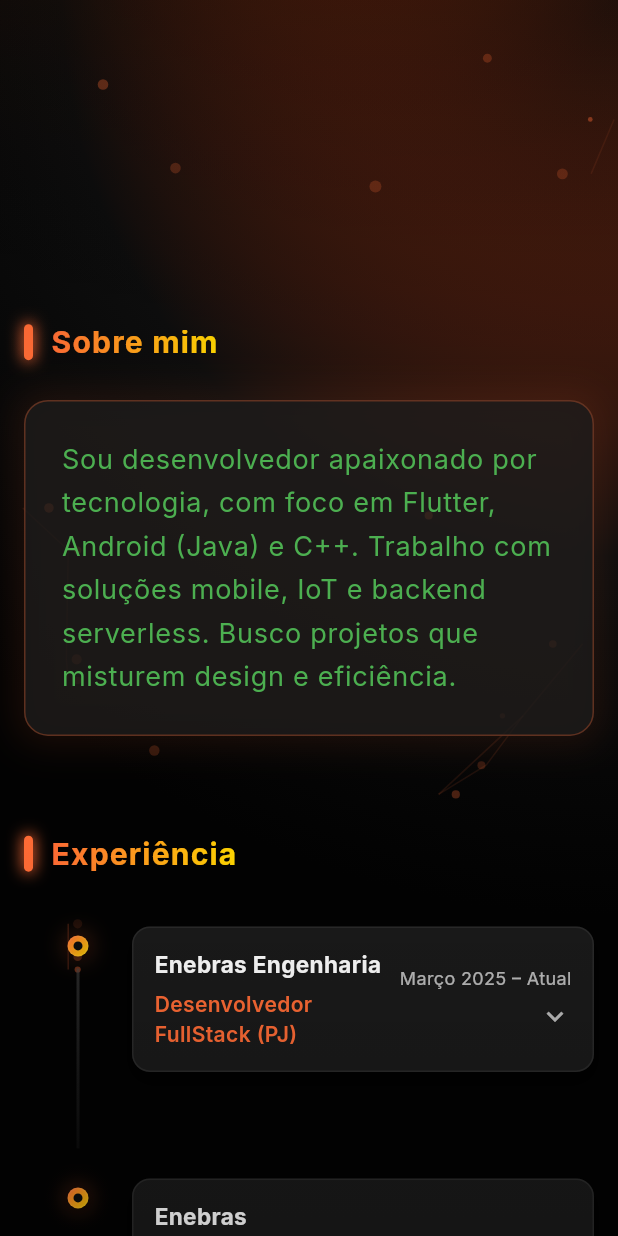
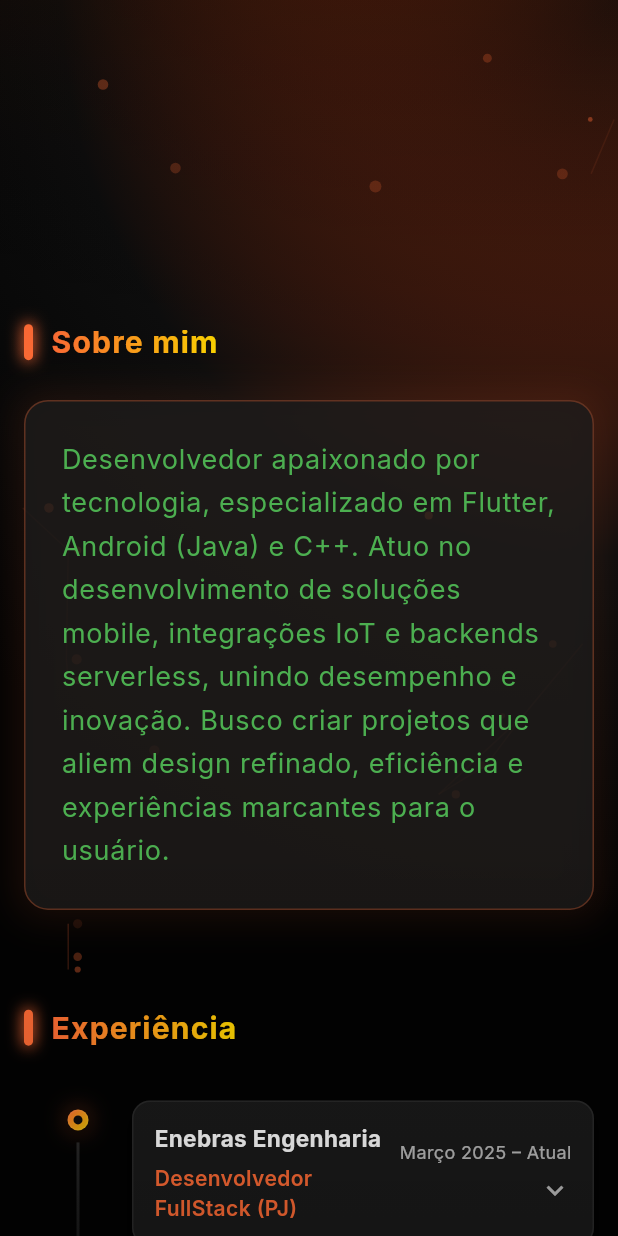
Before and after one commit to DEV-W-NK/skyforge-of-the-crownless, a Flutter app: the screen it shows after launch, scrolled down 576 dp, on a phone screen of 412 x 824 dp. Run offline on Flutter 3.47's test engine with Material 3 defaults, Android fonts, the phone set to English and light mode, and no system bars; our stand-ins replace animated_text_kit, google_fonts, visibility_detector.

Commit message:
adição de escolaridade

```diff
--- a/lib/Pages/home_page.dart
+++ b/lib/Pages/home_page.dart
@@ -94,7 +94,8 @@ class _HomePageState extends State<HomePage> with TickerProviderStateMixin {
 
   void _initializeParticles() {
     final random = math.Random();
-    _particles = List.generate(20, (index) { // Reduzido de 50 para 20
+    _particles = List.generate(20, (index) {
+      // Reduzido de 50 para 20
       return Particle(
         x: random.nextDouble(),
         y: random.nextDouble(),
@@ -150,7 +151,6 @@ class _HomePageState extends State<HomePage> with TickerProviderStateMixin {
 
           // Overlay com efeito de névoa
           _buildMistOverlay(),
-
         ],
       ),
     );
@@ -511,7 +511,8 @@ class _HomePageState extends State<HomePage> with TickerProviderStateMixin {
               educationList: [
                 Education(
                   degree: 'Bacharelado em Engenharia da Computação',
-                  institution: 'Universidade Virtual do Estado de São Paulo (UNIVESP)',
+                  institution:
+                      'Universidade Virtual do Estado de São Paulo (UNIVESP)',
                   period: '2025 – 2030',
                 ),
                 Education(
@@ -520,7 +521,7 @@ class _HomePageState extends State<HomePage> with TickerProviderStateMixin {
                   period: '2023 – 2024',
                 ),
                 Education(
-                  degree: 'Curso de Mecatronica',
+                  degree: 'Curso de Mecatrônica',
                   institution: 'Alura',
                   period: '2023 – 2024',
                 ),
@@ -670,8 +671,9 @@ class _HomePageState extends State<HomePage> with TickerProviderStateMixin {
         ],
       ),
       child: Text(
-        'Sou desenvolvedor apaixonado por tecnologia, com foco em Flutter, Android (Java) e C++. '
-        'Trabalho com soluções mobile, IoT e backend serverless. Busco projetos que misturem design e eficiência.',
+        'Desenvolvedor apaixonado por tecnologia, especializado em Flutter, Android (Java) e C++. '
+        'Atuo no desenvolvimento de soluções mobile, integrações IoT e backends serverless, unindo desempenho e inovação. '
+        'Busco criar projetos que aliem design refinado, eficiência e experiências marcantes para o usuário.',
         style: TextStyle(
           fontSize: 18,
           color: CyberpunkColors.terminalGreen,
@@ -683,18 +685,23 @@ class _HomePageState extends State<HomePage> with TickerProviderStateMixin {
   }
 
   Widget _buildProjectsSection(bool isWide) {
-    // Defina tamanhos fixos para os cards
     final double cardWidth = isWide ? 320 : 340;
     final double cardHeight = isWide ? 370 : 400;
 
-    return Wrap(
+    if (isWide) {
+      // Desktop/tablet: mantém Wrap
+      return Padding(
+        padding: const EdgeInsets.symmetric(horizontal: 8.0), // padding externo
+        child: Wrap(
           spacing: 16,
           runSpacing: 16,
           children:
               projects.asMap().entries.map((entry) {
                 final index = entry.key;
                 final project = entry.value;
-            return TweenAnimationBuilder<double>(
+                return Padding(
+                  padding: const EdgeInsets.all(4.0), // padding interno
+                  child: TweenAnimationBuilder<double>(
                     tween: Tween(begin: 0.0, end: 1.0),
                     duration: Duration(milliseconds: 800 + (index * 200)),
                     curve: Curves.elasticOut,
@@ -704,16 +711,50 @@ class _HomePageState extends State<HomePage> with TickerProviderStateMixin {
                         child: SizedBox(
                           width: cardWidth,
                           height: cardHeight,
-                    child: ProjectCard(
-                      project: project,
+                          child: ProjectCard(project: project, width: cardWidth),
+                        ),
+                      );
+                    },
+                  ),
+                );
+              }).toList(),
+        ),
+      );
+    } else {
+      // Mobile: use ListView.builder para renderização eficiente
+      return Padding(
+        padding: const EdgeInsets.symmetric(horizontal: 8.0), // padding externo
+        child: ListView.builder(
+          shrinkWrap: true,
+          physics: NeverScrollableScrollPhysics(),
+          itemCount: projects.length,
+          itemBuilder: (context, index) {
+            final project = projects[index];
+            return Padding(
+              padding: const EdgeInsets.only(bottom: 20.0, top: 4.0), // padding entre cards
+              child: TweenAnimationBuilder<double>(
+                tween: Tween(begin: 0.0, end: 1.0),
+                duration: Duration(milliseconds: 800 + (index * 200)),
+                curve: Curves.elasticOut,
+                builder: (context, value, child) {
+                  return Align(
+                    alignment: Alignment.center,
+                    child: Transform.scale(
+                      scale: value,
+                      child: SizedBox(
                         width: cardWidth,
+                        height: cardHeight,
+                        child: ProjectCard(project: project, width: cardWidth),
                       ),
                     ),
                   );
                 },
+              ),
             );
-          }).toList(),
+          },
+        ),
       );
+    }
   }
 
   Widget _buildMistOverlay() {
@@ -728,9 +769,7 @@ class _HomePageState extends State<HomePage> with TickerProviderStateMixin {
                 begin: Alignment.topCenter,
                 end: Alignment.bottomCenter,
                 colors: [
-                  Colors.black.withOpacity(
-                    0.1 + _glowAnimation.value * 0.05,
-                  ),
+                  Colors.black.withOpacity(0.1 + _glowAnimation.value * 0.05),
                   Colors.transparent,
                   Colors.transparent,
                   Colors.black.withOpacity(0.2),
@@ -742,7 +781,6 @@ class _HomePageState extends State<HomePage> with TickerProviderStateMixin {
       ),
     );
   }
-
 
   void _openLink(String url) async {
     HapticFeedback.lightImpact();
@@ -826,7 +864,8 @@ class ParticlesPainter extends CustomPainter {
           math.pow(dx2 - dx1, 2) + math.pow(dy2 - dy1, 2),
         );
 
-        if (distance < 80) { // Reduzido de 100 para 80
+        if (distance < 80) {
+          // Reduzido de 100 para 80
           canvas.drawLine(Offset(dx1, dy1), Offset(dx2, dy2), paint);
           connections++;
         }
--- a/pubspec.yaml
+++ b/pubspec.yaml
@@ -15,6 +15,7 @@ dependencies:
   flutter_staggered_animations: ^1.0.0
   animated_text_kit: ^4.2.2
   flutter_launcher_icons: ^0.11.0
+  visibility_detector: ^0.4.0+2
 
 dev_dependencies:
   flutter_test:
```
Also changed, not shown: lib/Widgets/project_card.dart (+27 -1 lines), pubspec.lock. Lines whose indentation alone changed are shown as unchanged.
